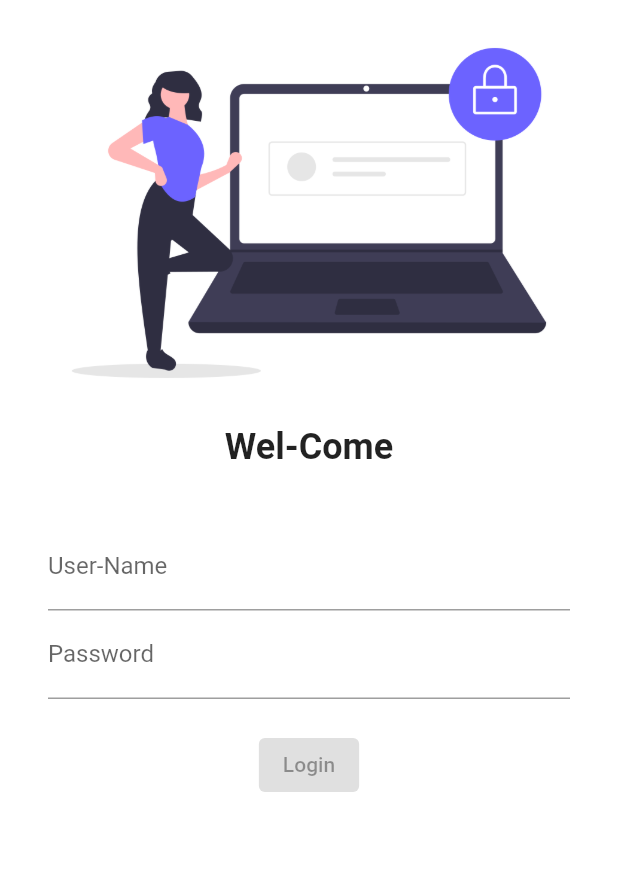
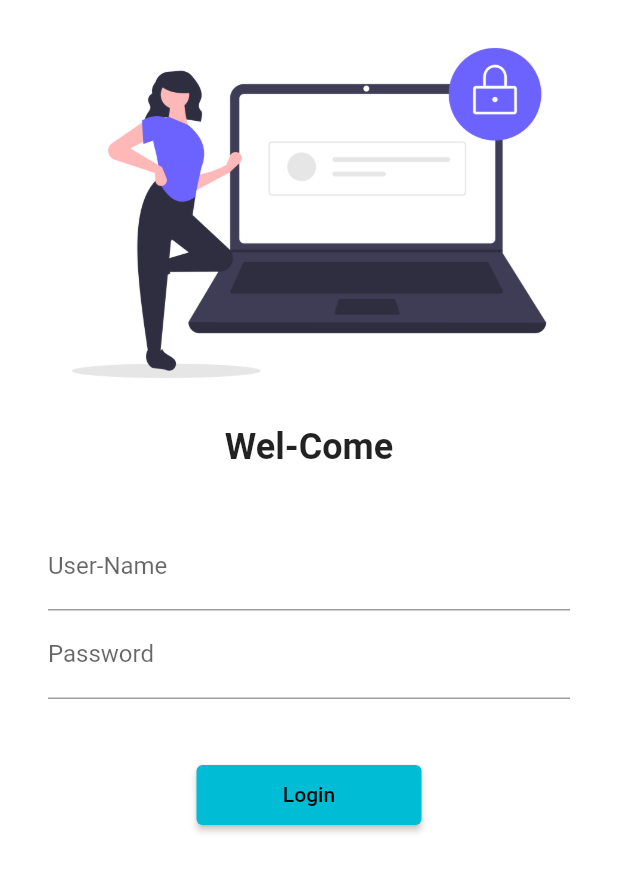
Before and after one commit to Gauravghanmode2903/30DaysOfFlutter, a Flutter app: the screen it shows after launch, on a phone screen of 412 x 824 dp. Shown: the top 872 px of the screen. Run offline on Flutter 3.47's test engine with Material 2 defaults, Android fonts, the phone set to English and light mode, and no system bars.

Commit message:
Day-5 commplited

```diff
--- a/lib/main.dart
+++ b/lib/main.dart
@@ -1,5 +1,6 @@
 import 'package:firstproject/pages/Login_Page.dart';
 import 'package:firstproject/pages/home_page.dart';
+import 'package:firstproject/utils/routes.dart';
 import 'package:flutter/material.dart';
 
 void main() {
@@ -17,11 +18,11 @@ class MyApp extends StatelessWidget {
       darkTheme: ThemeData(
         brightness: Brightness.dark,
       ),
-      //initialRoute: "/home",
+      initialRoute: "/",
       routes: {
         "/": (context) => LoginPage(),
-        "/home": (context) => HomePage(),
-        "/login": (context) => LoginPage()
+        MyRoutes.homeRoute: (context) => HomePage(),
+        MyRoutes.loginRoute: (context) => LoginPage()
       },
     );
   }
--- a/lib/pages/Login_Page.dart
+++ b/lib/pages/Login_Page.dart
@@ -1,3 +1,4 @@
+import 'package:firstproject/utils/routes.dart';
 import 'package:flutter/material.dart';
 
 class LoginPage extends StatelessWidget {
@@ -5,6 +6,7 @@ class LoginPage extends StatelessWidget {
   Widget build(BuildContext context) {
     return Material(
       color: Colors.white,
+      child: SingleChildScrollView(
         child: Column(
           children: [
             Image.asset(
@@ -34,20 +36,20 @@ class LoginPage extends StatelessWidget {
                         hintText: "Enter password", labelText: "Password"),
                   ),
                   SizedBox(
-                  height: 20.0,
+                    height: 40.0,
                   ),
                   ElevatedButton(
                       onPressed: () {
-                      print("hello")
+                        Navigator.pushNamed(context, MyRoutes.homeRoute);
                       },
-                    style: TextButton.styleFrom(),
-                    child: Text("Login")
-                    )
+                      style: TextButton.styleFrom(minimumSize: Size(150, 40)),
+                      child: Text("Login"))
                 ],
               ),
             )
           ],
         ),
+      ),
     );
   }
 }
--- /dev/null
+++ b/lib/utils/routes.dart
@@ -0,0 +1,4 @@
+class MyRoutes {
+  static String loginRoute = "/login";
+  static String homeRoute = "/home";
+}
```
Lines whose indentation alone changed are shown as unchanged.
